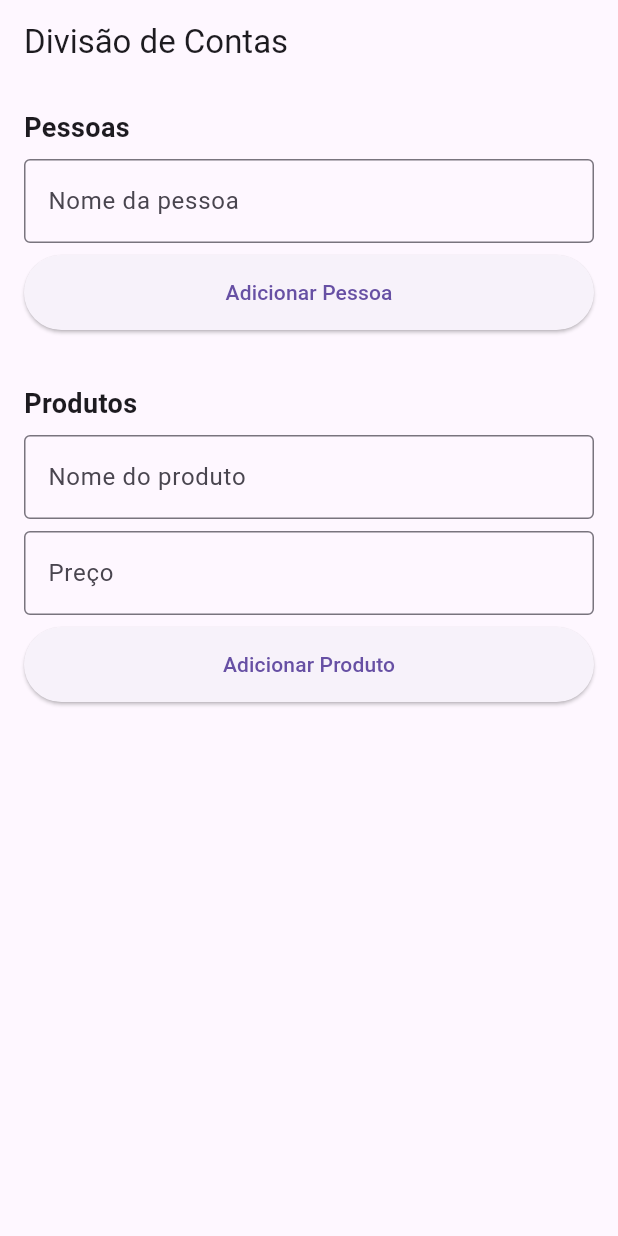
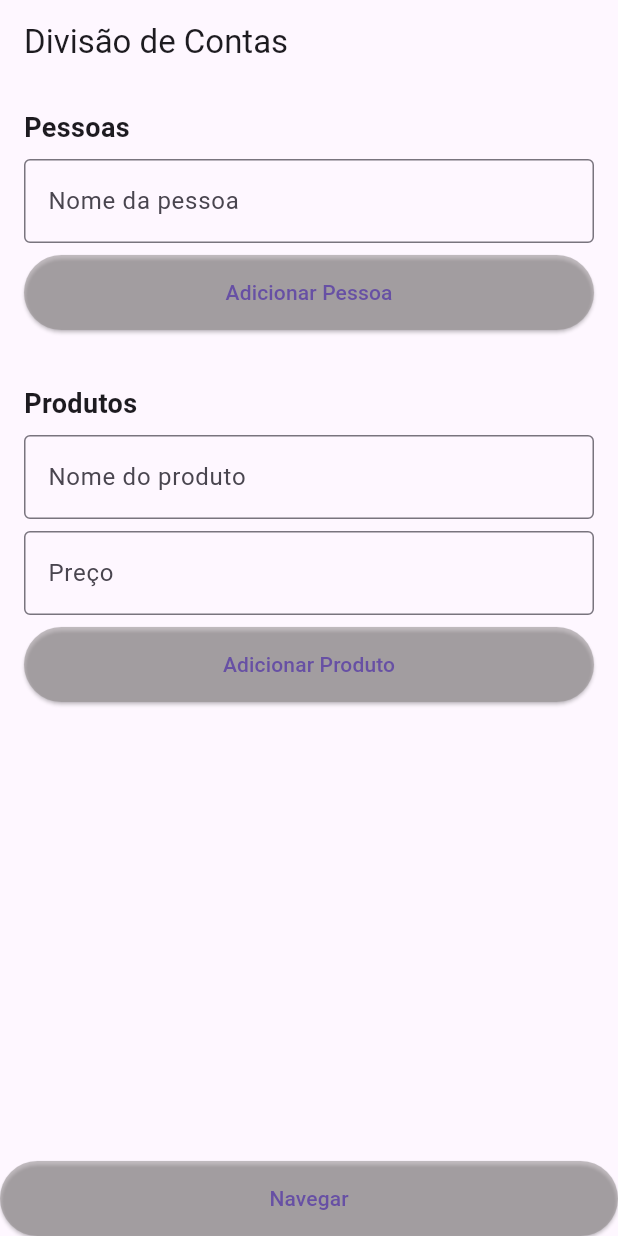
Before and after one commit to Kartelxo/split-bill-aplication, a Flutter app: the screen it shows after launch, on a phone screen of 412 x 824 dp. Run offline on Flutter 3.47's test engine with Material 3 defaults, Android fonts, the phone set to English and light mode, and no system bars; our stand-ins replace flutter_riverpod.

Commit message:
adiçao do botao navegar e troca de cor dos botoes para visual improvement
Co-authored-by: Copilot <copilot@github.com>

```diff
--- a/splitbill/lib/screens/tela1.dart
+++ b/splitbill/lib/screens/tela1.dart
@@ -77,7 +77,10 @@ class _DivisaoScreenState extends ConsumerState<DivisaoScreen> {
 
      //adicionar botao para pagina seguinte
 
-      body: SingleChildScrollView(
+      body: Column(
+        children: [
+          Expanded(
+            child: SingleChildScrollView(
               padding: const EdgeInsets.all(16),
               child: Column(
                 crossAxisAlignment: CrossAxisAlignment.start,
@@ -100,6 +103,7 @@ class _DivisaoScreenState extends ConsumerState<DivisaoScreen> {
                   AppButton(
                     text: "Adicionar Pessoa",
                     onPressed: _adicionarPessoa,
+                    backgroundColor: const Color.fromARGB(127, 140, 135, 135),
                   ),
 
                   const SizedBox(height: 12),
@@ -138,6 +142,7 @@ class _DivisaoScreenState extends ConsumerState<DivisaoScreen> {
                   AppButton(
                     text: "Adicionar Produto",
                     onPressed: _adicionarProduto,
+                     backgroundColor: const Color.fromARGB(127, 140, 135, 135),
                   ),
 
                   const SizedBox(height: 12),
@@ -150,6 +155,15 @@ class _DivisaoScreenState extends ConsumerState<DivisaoScreen> {
                   ),
                 ],
               ),
+            ),
+          ),
+
+          AppButton(
+            text: "Navegar",
+            onPressed: () {},
+             backgroundColor: const Color.fromARGB(127, 140, 135, 135),
+          ),
+        ],
       ),
     );
   }
--- a/splitbill/lib/widgets/appButton.dart
+++ b/splitbill/lib/widgets/appButton.dart
@@ -4,12 +4,14 @@ class AppButton extends StatelessWidget { // botão reutilizável da app
   final String text; // texto do botão
   final VoidCallback onPressed; // callback ao pressionar
   final IconData? icon; // ícone opcional
+  final Color? backgroundColor; // cor de fundo opcional
 
   const AppButton({
     super.key,
     required this.text, // texto obrigatório
     required this.onPressed, // ação obrigatória
     this.icon, // ícone opcional
+    this.backgroundColor, // cor opcional
   });
 
   @override
@@ -22,10 +24,16 @@ class AppButton extends StatelessWidget { // botão reutilizável da app
               icon: Icon(icon, size: 20), // ícone com tamanho definido
               label: Text(text), // rótulo do botão
               onPressed: onPressed, // callback
+              style: ElevatedButton.styleFrom(
+                backgroundColor: backgroundColor,
+              ),
             )
           : ElevatedButton( // caso sem ícone utiliza ElevatedButton simples
               onPressed: onPressed, // callback
               child: Text(text), // rótulo
+              style: ElevatedButton.styleFrom(
+                backgroundColor: backgroundColor,
+              ),
             ),
     );
   }
```
Lines whose indentation alone changed are shown as unchanged.
